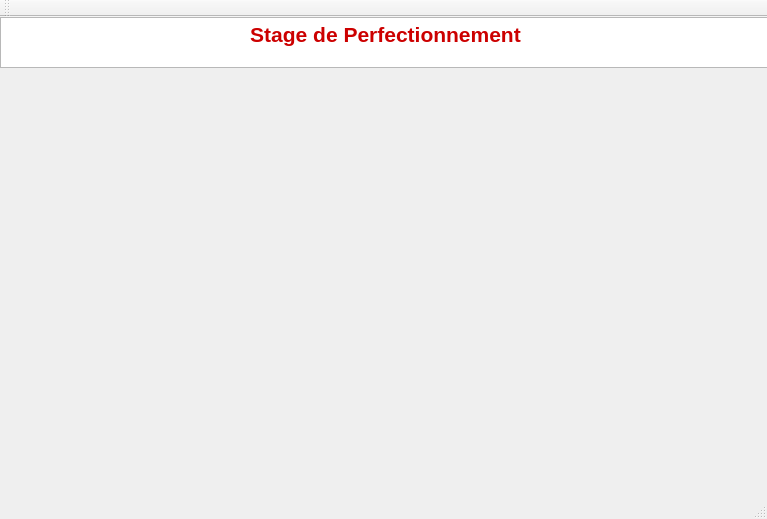
This is mainwindow.ui in Ghalgaoui/qtBasicApp as Qt 5 draws it before an edit. The edited form follows.
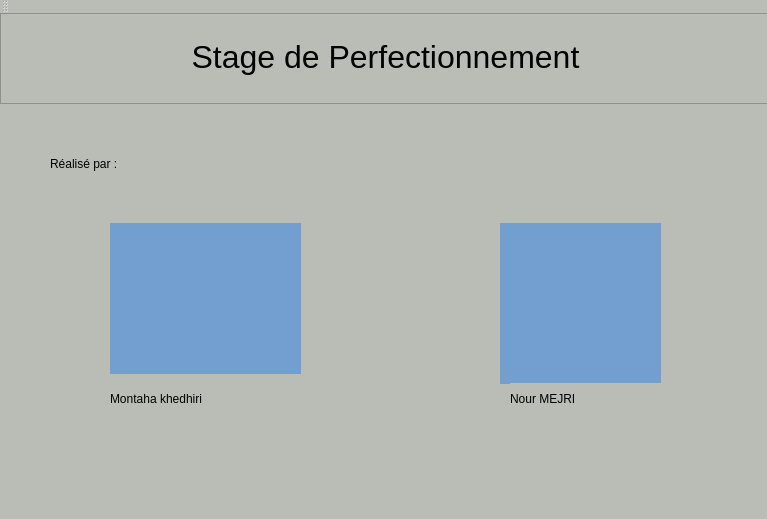
This is the edited form. Icons and pictures are not drawn.

Commit message: APPLICATION STAGE

Patch:
```diff
--- a/mainwindow.ui
+++ b/mainwindow.ui
@@ -13,6 +13,10 @@
   <property name="windowTitle">
    <string>MainWindow</string>
   </property>
+  <property name="styleSheet">
+   <string notr="true">background-color: rgb(186, 189, 182);
+border-color: rgb(114, 159, 207);</string>
+  </property>
   <widget class="QWidget" name="centralWidget">
    <widget class="QTextBrowser" name="textBrowser">
     <property name="geometry">
@@ -20,15 +24,135 @@
       <x>0</x>
       <y>0</y>
       <width>771</width>
-      <height>51</height>
+      <height>91</height>
      </rect>
     </property>
+    <property name="styleSheet">
+     <string notr="true">color: rgb(0, 0, 0);
+border-color: rgb(114, 159, 207);
+font: 17pt &quot;Ubuntu&quot;;</string>
+    </property>
     <property name="html">
      <string>&lt;!DOCTYPE HTML PUBLIC &quot;-//W3C//DTD HTML 4.0//EN&quot; &quot;http://www.w3.org/TR/REC-html40/strict.dtd&quot;&gt;
 &lt;html&gt;&lt;head&gt;&lt;meta name=&quot;qrichtext&quot; content=&quot;1&quot; /&gt;&lt;style type=&quot;text/css&quot;&gt;
 p, li { white-space: pre-wrap; }
-&lt;/style&gt;&lt;/head&gt;&lt;body style=&quot; font-family:'Ubuntu'; font-size:11pt; font-weight:400; font-style:normal;&quot;&gt;
-&lt;p align=&quot;center&quot; style=&quot; margin-top:0px; margin-bottom:0px; margin-left:0px; margin-right:0px; -qt-block-indent:0; text-indent:0px;&quot;&gt;&lt;span style=&quot; font-size:16pt; font-weight:600; color:#cc0000;&quot;&gt;Stage de Perfectionnement&lt;/span&gt;&lt;/p&gt;&lt;/body&gt;&lt;/html&gt;</string>
+&lt;/style&gt;&lt;/head&gt;&lt;body style=&quot; font-family:'Ubuntu'; font-size:17pt; font-weight:400; font-style:normal;&quot;&gt;
+&lt;p align=&quot;center&quot; style=&quot; margin-top:10px; margin-bottom:0px; margin-left:0px; margin-right:0px; -qt-block-indent:0; text-indent:0px;&quot;&gt;&lt;span style=&quot; font-size:36pt; vertical-align:sub;&quot;&gt;Stage de Perfectionnement&lt;/span&gt;&lt;/p&gt;&lt;/body&gt;&lt;/html&gt;</string>
+    </property>
+   </widget>
+   <widget class="QLabel" name="label">
+    <property name="geometry">
+     <rect>
+      <x>50</x>
+      <y>120</y>
+      <width>171</width>
+      <height>61</height>
+     </rect>
+    </property>
+    <property name="styleSheet">
+     <string notr="true">font: 19pt &quot;Ubuntu&quot;;
+</string>
+    </property>
+    <property name="text">
+     <string>Réalisé par :</string>
+    </property>
+   </widget>
+   <widget class="QLabel" name="label_7">
+    <property name="geometry">
+     <rect>
+      <x>500</x>
+      <y>210</y>
+      <width>161</width>
+      <height>161</height>
+     </rect>
+    </property>
+    <property name="styleSheet">
+     <string notr="true">background-color: rgb(114, 159, 207);
+border-image: url(:/nour.jpeg);</string>
+    </property>
+    <property name="text">
+     <string/>
+    </property>
+   </widget>
+   <widget class="QLabel" name="label_8">
+    <property name="geometry">
+     <rect>
+      <x>110</x>
+      <y>210</y>
+      <width>191</width>
+      <height>151</height>
+     </rect>
+    </property>
+    <property name="styleSheet">
+     <string notr="true">background-color: rgb(114, 159, 207);
+border-image: url(:/montaha.jpeg);</string>
+    </property>
+    <property name="text">
+     <string/>
+    </property>
+   </widget>
+   <widget class="QLabel" name="label_2">
+    <property name="geometry">
+     <rect>
+      <x>110</x>
+      <y>370</y>
+      <width>221</width>
+      <height>31</height>
+     </rect>
+    </property>
+    <property name="styleSheet">
+     <string notr="true">font: 17pt &quot;Ubuntu&quot;;</string>
+    </property>
+    <property name="text">
+     <string>Montaha khedhiri</string>
+    </property>
+   </widget>
+   <widget class="QLabel" name="label_3">
+    <property name="geometry">
+     <rect>
+      <x>510</x>
+      <y>370</y>
+      <width>221</width>
+      <height>31</height>
+     </rect>
+    </property>
+    <property name="styleSheet">
+     <string notr="true">font: 17pt &quot;Ubuntu&quot;;</string>
+    </property>
+    <property name="text">
+     <string>Nour MEJRI</string>
+    </property>
+   </widget>
+   <widget class="QLabel" name="label_4">
+    <property name="geometry">
+     <rect>
+      <x>20</x>
+      <y>10</y>
+      <width>91</width>
+      <height>71</height>
+     </rect>
+    </property>
+    <property name="styleSheet">
+     <string notr="true">border-image: url(:/iset_rades.jpeg);</string>
+    </property>
+    <property name="text">
+     <string/>
+    </property>
+   </widget>
+   <widget class="QLabel" name="label_5">
+    <property name="geometry">
+     <rect>
+      <x>660</x>
+      <y>10</y>
+      <width>91</width>
+      <height>71</height>
+     </rect>
+    </property>
+    <property name="styleSheet">
+     <string notr="true">border-image: url(:/otto_es.jpeg);</string>
+    </property>
+    <property name="text">
+     <string/>
     </property>
    </widget>
   </widget>
```
The commit also changes 4 other files.
